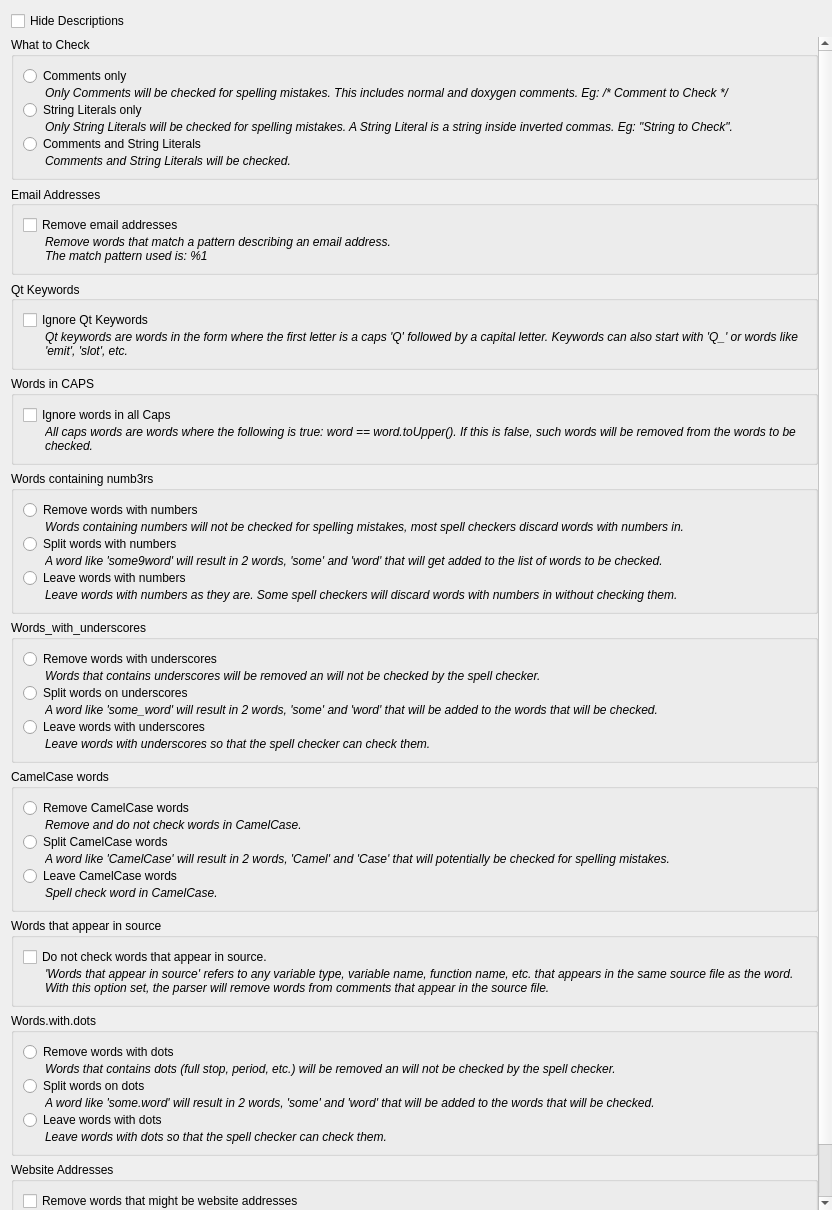
Qt form Parsers/CppParser/cppparseroptionswidget.ui (CJCombrink/SpellChecker-Plugin) before a commit.
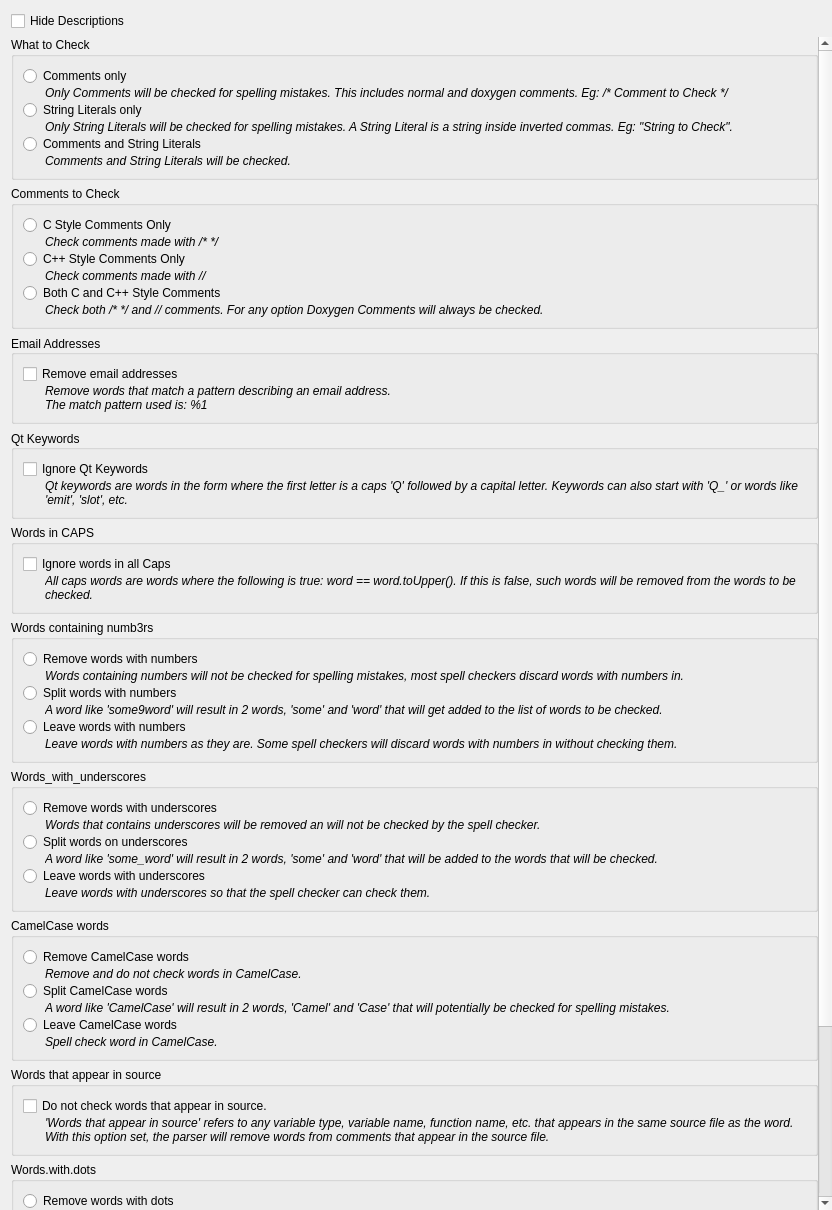
The same form after that commit.

Commit message: Added option to specify if C, C++ or Both types of comments should be checked when checking comments. This closes #24.

What changed in the file:
```diff
--- a/Parsers/CppParser/cppparseroptionswidget.ui
+++ b/Parsers/CppParser/cppparseroptionswidget.ui
@@ -66,7 +66,7 @@
         <x>0</x>
         <y>0</y>
         <width>800</width>
-        <height>1279</height>
+        <height>1434</height>
        </rect>
       </property>
       <property name="sizePolicy">
@@ -244,6 +244,159 @@
          </layout>
         </widget>
        </item>
+       <item>
+        <widget class="QGroupBox" name="groupBox_11">
+         <property name="sizePolicy">
+          <sizepolicy hsizetype="Preferred" vsizetype="Maximum">
+           <horstretch>0</horstretch>
+           <verstretch>0</verstretch>
+          </sizepolicy>
+         </property>
+         <property name="title">
+          <string>Comments to Check</string>
+         </property>
+         <layout class="QFormLayout" name="formLayout_11">
+          <property name="fieldGrowthPolicy">
+           <enum>QFormLayout::AllNonFixedFieldsGrow</enum>
+          </property>
+          <property name="verticalSpacing">
+           <number>0</number>
+          </property>
+          <item row="0" column="0" colspan="2">
+           <widget class="QRadioButton" name="radioButtonCommentsC">
+            <property name="text">
+             <string>C Style Comments Only</string>
+            </property>
+           </widget>
+          </item>
+          <item row="1" column="0">
+           <spacer name="horizontalSpacer_22">
+            <property name="orientation">
+             <enum>Qt::Horizontal</enum>
+            </property>
+            <property name="sizeType">
+             <enum>QSizePolicy::Fixed</enum>
+            </property>
+            <property name="sizeHint" stdset="0">
+             <size>
+              <width>16</width>
+              <height>0</height>
+             </size>
+            </property>
+           </spacer>
+          </item>
+          <item row="1" column="1">
+           <widget class="QLabel" name="label_23">
+            <property name="sizePolicy">
+             <sizepolicy hsizetype="Preferred" vsizetype="Ignored">
+              <horstretch>0</horstretch>
+              <verstretch>0</verstretch>
+             </sizepolicy>
+            </property>
+            <property name="font">
+             <font>
+              <italic>true</italic>
+             </font>
+            </property>
+            <property name="text">
+             <string>Check comments made with /* */</string>
+            </property>
+            <property name="wordWrap">
+             <bool>true</bool>
+            </property>
+           </widget>
+          </item>
+          <item row="2" column="0" colspan="2">
+           <widget class="QRadioButton" name="radioButtonCommentsCpp">
+            <property name="text">
+             <string>C++ Style Comments Only</string>
+            </property>
+           </widget>
+          </item>
+          <item row="3" column="0">
+           <spacer name="horizontalSpacer_23">
+            <property name="orientation">
+             <enum>Qt::Horizontal</enum>
+            </property>
+            <property name="sizeType">
+             <enum>QSizePolicy::Fixed</enum>
+            </property>
+            <property name="sizeHint" stdset="0">
+             <size>
+              <width>16</width>
+              <height>0</height>
+             </size>
+            </property>
+           </spacer>
+          </item>
+          <item row="3" column="1">
+           <widget class="QLabel" name="label_25">
+            <property name="sizePolicy">
+             <sizepolicy hsizetype="Preferred" vsizetype="Ignored">
+              <horstretch>0</horstretch>
+              <verstretch>0</verstretch>
+             </sizepolicy>
+            </property>
+            <property name="font">
+             <font>
+              <italic>true</italic>
+             </font>
+            </property>
+            <property name="text">
+             <string>Check comments made with //</string>
+            </property>
+            <property name="wordWrap">
+             <bool>true</bool>
+            </property>
+           </widget>
+          </item>
+          <item row="4" column="0" colspan="2">
+           <widget class="QRadioButton" name="radioButtonCommentsBoth">
+            <property name="text">
+             <string>Both C and C++ Style Comments</string>
+            </property>
+           </widget>
+          </item>
+          <item row="5" column="0">
+           <spacer name="horizontalSpacer_24">
+            <property name="orientation">
+             <enum>Qt::Horizontal</enum>
+            </property>
+            <property name="sizeType">
+             <enum>QSizePolicy::Fixed</enum>
+            </property>
+            <property name="sizeHint" stdset="0">
+             <size>
+              <width>16</width>
+              <height>0</height>
+             </size>
+            </property>
+           </spacer>
+          </item>
+          <item row="5" column="1">
+           <widget class="QLabel" name="label_26">
+            <property name="sizePolicy">
+             <sizepolicy hsizetype="Preferred" vsizetype="Ignored">
+              <horstretch>0</horstretch>
+              <verstretch>0</verstretch>
+             </sizepolicy>
+            </property>
+            <property name="font">
+             <font>
+              <italic>true</italic>
+             </font>
+            </property>
+            <property name="text">
+             <string>Check both /* */ and // comments. For any option Doxygen Comments will always be checked. </string>
+            </property>
+            <property name="wordWrap">
+             <bool>true</bool>
+            </property>
+           </widget>
+          </item>
+         </layout>
+        </widget>
+       </item>
        <item>
         <widget class="QGroupBox" name="groupBox_8">
          <property name="sizePolicy">
```
Left out of the diff: 74 changed lines with no effect on the pictures. The commit also changes 7 other files.
